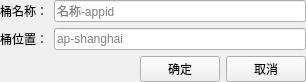
The window that project/src/fend/uimain/uicreatebucketdialog.ui (afeiyoo/CosBrowser-Qt) describes before a commit, drawn with Qt 5.
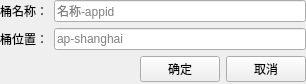
The same window after the commit.

What changed in the file:
```diff
--- a/project/src/fend/uimain/uicreatebucketdialog.ui
+++ b/project/src/fend/uimain/uicreatebucketdialog.ui
@@ -7,7 +7,7 @@
     <x>0</x>
     <y>0</y>
     <width>306</width>
-    <height>79</height>
+    <height>84</height>
    </rect>
   </property>
   <property name="windowTitle">
```
